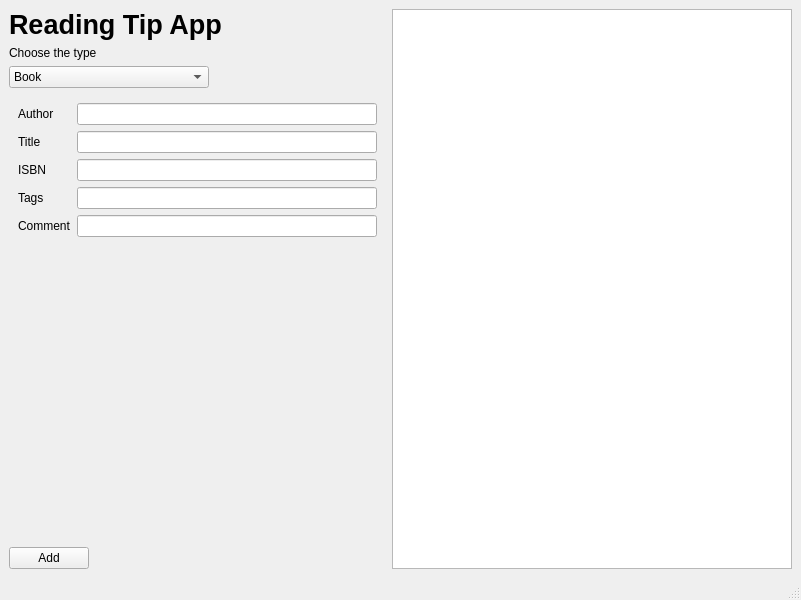
Before: the Qt Designer form src/gui/components/mainwindow.ui in vikke1234/ohjelmistotuotanto-miniprojekti, drawn with Qt 5.
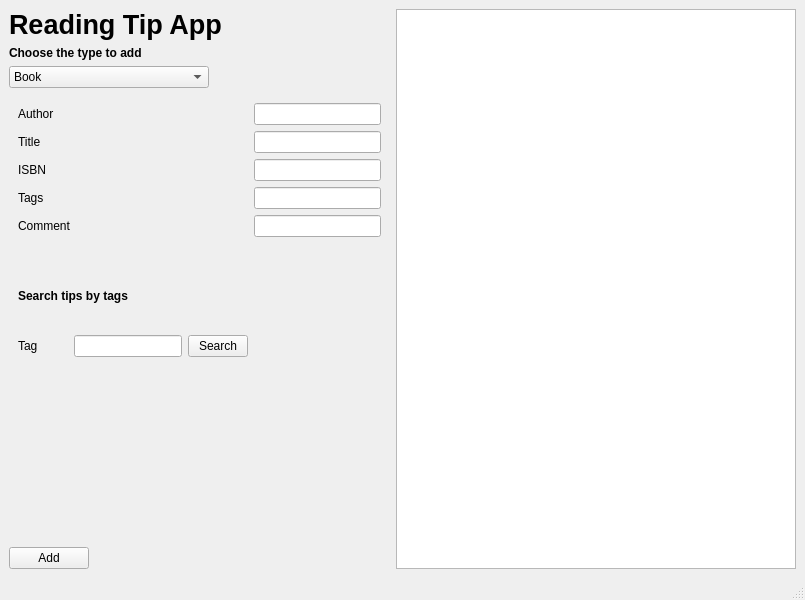
After: the same form once the commit is applied.

Patch:
```diff
--- a/src/gui/components/mainwindow.ui
+++ b/src/gui/components/mainwindow.ui
@@ -6,7 +6,7 @@
    <rect>
     <x>0</x>
     <y>0</y>
-    <width>801</width>
+    <width>805</width>
     <height>600</height>
    </rect>
   </property>
@@ -29,7 +29,7 @@
         <item>
          <widget class="QLabel" name="label_2">
           <property name="text">
-           <string>Choose the type</string>
+           <string>&lt;html&gt;&lt;head/&gt;&lt;body&gt;&lt;p&gt;&lt;span style=&quot; font-weight:600;&quot;&gt;Choose the type to add&lt;/span&gt;&lt;/p&gt;&lt;/body&gt;&lt;/html&gt;</string>
           </property>
          </widget>
         </item>
@@ -93,25 +93,25 @@
           </property>
           <widget class="QWidget" name="book_page">
            <layout class="QFormLayout" name="formLayout_2">
-            <item row="5" column="0">
-             <widget class="QLabel" name="commentLabel_2">
+            <item row="1" column="0">
+             <widget class="QLabel" name="nameLabel">
               <property name="text">
-               <string>Comment</string>
+               <string>Author</string>
               </property>
              </widget>
             </item>
-            <item row="5" column="1">
-             <widget class="QLineEdit" name="commentLineEdit_2"/>
+            <item row="1" column="1">
+             <widget class="QLineEdit" name="nameLineEdit"/>
             </item>
-            <item row="4" column="0">
-             <widget class="QLabel" name="linkLabel">
+            <item row="2" column="0">
+             <widget class="QLabel" name="titleLabel">
               <property name="text">
-               <string>Tags</string>
+               <string>Title</string>
               </property>
              </widget>
             </item>
-            <item row="4" column="1">
-             <widget class="QLineEdit" name="linkLineEdit"/>
+            <item row="2" column="1">
+             <widget class="QLineEdit" name="iSBNLineEdit"/>
             </item>
             <item row="3" column="0">
              <widget class="QLabel" name="iSBNLabel">
@@ -123,26 +123,112 @@
             <item row="3" column="1">
              <widget class="QLineEdit" name="titleLineEdit"/>
             </item>
-            <item row="2" column="0">
-             <widget class="QLabel" name="titleLabel">
+            <item row="4" column="0">
+             <widget class="QLabel" name="linkLabel">
               <property name="text">
-               <string>Title</string>
+               <string>Tags</string>
               </property>
              </widget>
             </item>
-            <item row="2" column="1">
-             <widget class="QLineEdit" name="iSBNLineEdit"/>
+            <item row="4" column="1">
+             <widget class="QLineEdit" name="linkLineEdit"/>
             </item>
-            <item row="1" column="1">
-             <widget class="QLineEdit" name="nameLineEdit"/>
+            <item row="5" column="0">
+             <widget class="QLabel" name="commentLabel_2">
+              <property name="text">
+               <string>Comment</string>
+              </property>
+             </widget>
             </item>
-            <item row="1" column="0">
-             <widget class="QLabel" name="nameLabel">
+            <item row="5" column="1">
+             <widget class="QLineEdit" name="commentLineEdit_2"/>
+            </item>
+            <item row="6" column="0">
+             <spacer name="verticalSpacer">
+              <property name="orientation">
+               <enum>Qt::Vertical</enum>
+              </property>
+              <property name="sizeType">
+               <enum>QSizePolicy::Fixed</enum>
+              </property>
+              <property name="sizeHint" stdset="0">
+               <size>
+                <width>20</width>
+                <height>40</height>
+               </size>
+              </property>
+             </spacer>
+            </item>
+            <item row="7" column="0">
+             <widget class="QLabel" name="label_6">
               <property name="text">
-               <string>Author</string>
+               <string>&lt;html&gt;&lt;head/&gt;&lt;body&gt;&lt;p&gt;&lt;span style=&quot; font-weight:600;&quot;&gt;Search tips by tags&lt;/span&gt;&lt;/p&gt;&lt;/body&gt;&lt;/html&gt;</string>
               </property>
              </widget>
             </item>
+            <item row="9" column="0">
+             <layout class="QHBoxLayout" name="horizontalLayout_6">
+              <item>
+               <widget class="QLabel" name="label_7">
+                <property name="text">
+                 <string>Tag</string>
+                </property>
+               </widget>
+              </item>
+              <item>
+               <spacer name="horizontalSpacer">
+                <property name="orientation">
+                 <enum>Qt::Horizontal</enum>
+                </property>
+                <property name="sizeHint" stdset="0">
+                 <size>
+                  <width>30</width>
+                  <height>20</height>
+                 </size>
+                </property>
+               </spacer>
+              </item>
+              <item>
+               <widget class="QLineEdit" name="tag_line">
+                <property name="sizePolicy">
+                 <sizepolicy hsizetype="Maximum" vsizetype="Fixed">
+                  <horstretch>0</horstretch>
+                  <verstretch>0</verstretch>
+                 </sizepolicy>
+                </property>
+               </widget>
+              </item>
+              <item>
+               <widget class="QPushButton" name="search_button">
+                <property name="maximumSize">
+                 <size>
+                  <width>60</width>
+                  <height>16777215</height>
+                 </size>
+                </property>
+                <property name="text">
+                 <string>Search</string>
+                </property>
+               </widget>
+              </item>
+             </layout>
+            </item>
+            <item row="8" column="0">
+             <spacer name="verticalSpacer_2">
+              <property name="orientation">
+               <enum>Qt::Vertical</enum>
+              </property>
+              <property name="sizeType">
+               <enum>QSizePolicy::Fixed</enum>
+              </property>
+              <property name="sizeHint" stdset="0">
+               <size>
+                <width>20</width>
+                <height>20</height>
+               </size>
+              </property>
+             </spacer>
+            </item>
            </layout>
           </widget>
           <widget class="QWidget" name="podcast_page">
@@ -388,8 +474,8 @@
     <rect>
      <x>0</x>
      <y>0</y>
-     <width>801</width>
-     <height>30</height>
+     <width>805</width>
+     <height>22</height>
     </rect>
    </property>
   </widget>
```
